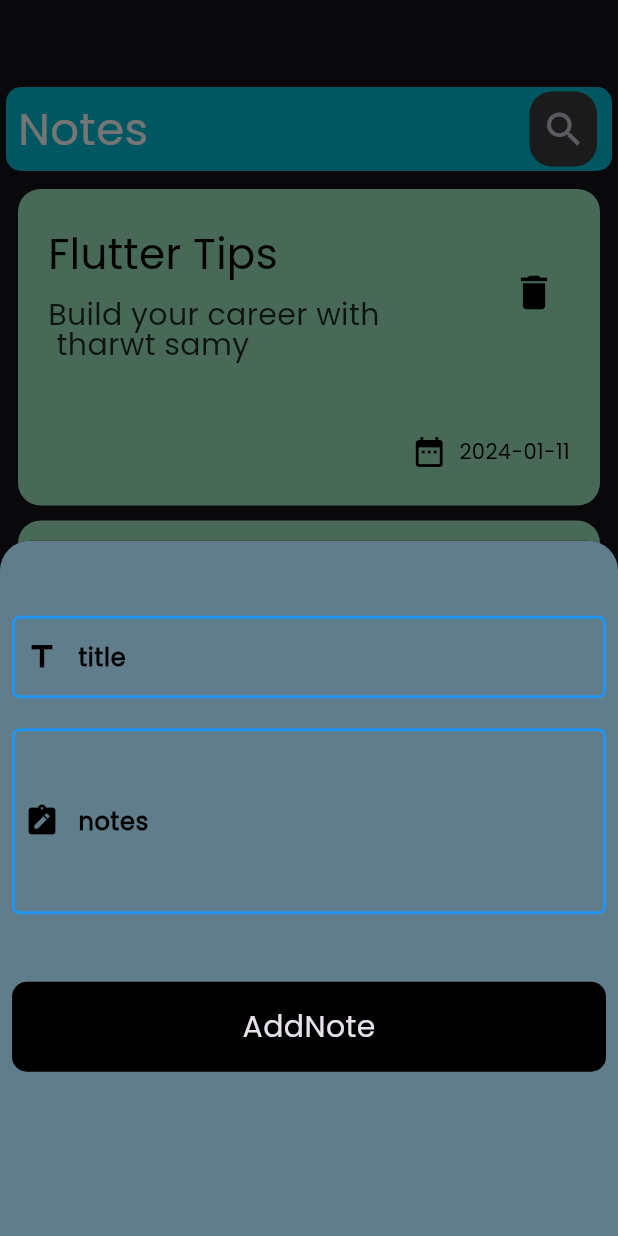
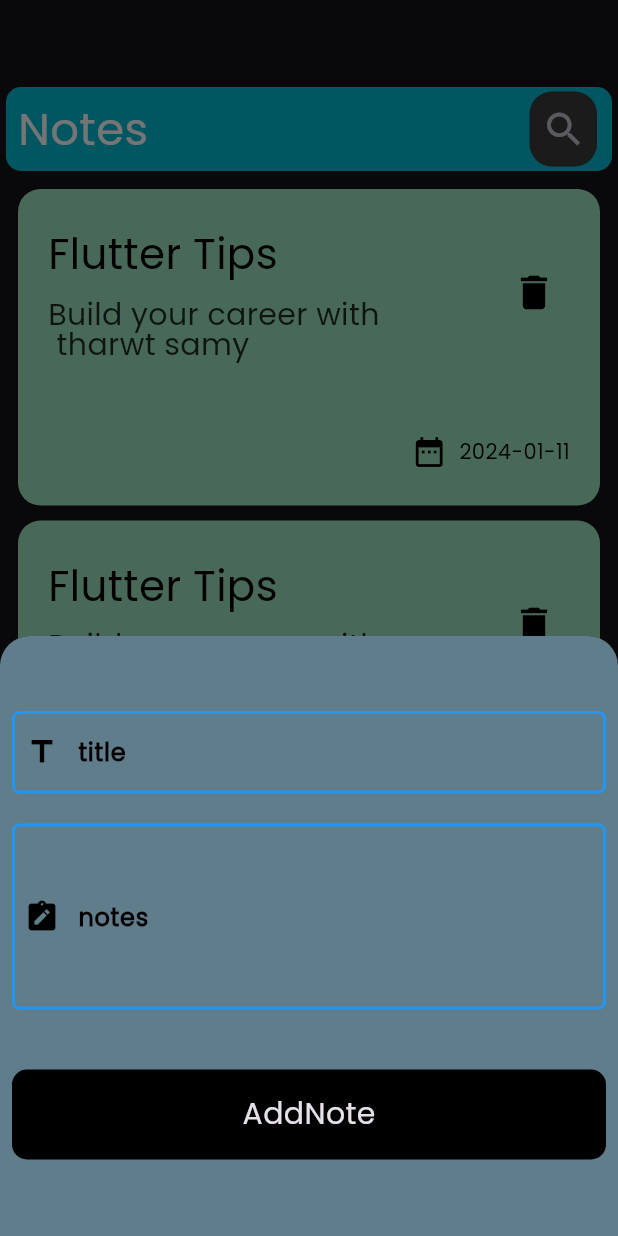
Before and after one commit to abdelrahman1820/notes_app, a Flutter app: the screen it shows after launch, after a tap on the "add" icon, on a phone screen of 412 x 824 dp. Run offline on Flutter 3.47's test engine with Material 3 defaults, Android fonts, the phone set to English and light mode, and no system bars; drawn by our look-alikes of modal_progress_hud_nsn; our stand-ins replace flutter_bloc, hive, hive_flutter; accounts and stored records are empty.

Commit message:
create notes state

```diff
--- a/lib/views/notes_page.dart
+++ b/lib/views/notes_page.dart
@@ -19,21 +19,28 @@ class _NotesPageState extends State<NotesPage> {
   @override
   Widget build(BuildContext context) {
     return Scaffold(
+        // resizeToAvoidBottomInset:false,
         floatingActionButton: FloatingActionButton(
           onPressed: () {
             showModalBottomSheet(
+              isScrollControlled: true,
               shape: const RoundedRectangleBorder(
                   borderRadius: BorderRadius.only(
                       topLeft: Radius.circular(20),
                       topRight: Radius.circular(20))),
               context: context,
               builder: (BuildContext context) {
-                return ListView(children: [ContentOfBootomSheet()],);
+                return Padding(
+                  padding:  EdgeInsets.only(bottom: MediaQuery.of(context).viewInsets.bottom),
+                  child: const SingleChildScrollView(
+                    child: ContentOfBootomSheet(),
+                  ),
+                );
               },
             );
           },
-          child: Icon(Icons.add),
+          child: const Icon(Icons.add),
         ),
-        body: NotesBody());
+        body: const NotesBody());
   }
 }
--- a/lib/widgets/content_ofbottom_sheet.dart
+++ b/lib/widgets/content_ofbottom_sheet.dart
@@ -61,7 +61,7 @@ class _ContentOfBootomSheetState extends State<ContentOfBootomSheet> {
           },
           builder: (context, state) {
             return SizedBox(
-              height: 600,
+              height: 400,
               child: ModalProgressHUD(
                 inAsyncCall: state is AddNoteLoading ? true : false,
                 child: Container(
@@ -76,7 +76,9 @@ class _ContentOfBootomSheetState extends State<ContentOfBootomSheet> {
                   height: 600,
                   child: Center(
                     child: Padding(
-                      padding: const EdgeInsets.only(top: 40),
+                      padding: EdgeInsets.only(
+                        top: 40,
+                      ),
                       child: Column(
                         children: [
                           EditInPutText(
@@ -111,10 +113,11 @@ class _ContentOfBootomSheetState extends State<ContentOfBootomSheet> {
                             mylabel: "notes",
                             input: TextInputType.text,
                           ),
-                          const SizedBox(
-                            height: 45,
+                          Padding(
+                            padding: EdgeInsets.only(
+                              top: 40.0,
                             ),
-                          CustomAddButtomButton(
+                            child: CustomAddButtomButton(
                               ontap: () {
                                 if (titleController.text.isEmpty ||
                                     noteController.text.isEmpty) {
@@ -145,7 +148,8 @@ class _ContentOfBootomSheetState extends State<ContentOfBootomSheet> {
                                               decoration: BoxDecoration(
                                                   color: Colors.black,
                                                   borderRadius:
-                                                    BorderRadius.circular(10)),
+                                                      BorderRadius.circular(
+                                                          10)),
                                               child: const Center(
                                                 child: Text('OK'),
                                               ),
@@ -167,6 +171,7 @@ class _ContentOfBootomSheetState extends State<ContentOfBootomSheet> {
                                       "titles is ${titleController.text} and sub title is ${noteController.text} form textcontroler");
                                 }
                               },
+                            ),
                           )
                         ],
                       ),
--- a/lib/widgets/custom_add_botton.dart
+++ b/lib/widgets/custom_add_botton.dart
@@ -1,7 +1,7 @@
 import 'package:flutter/material.dart';
 
 class CustomAddButtomButton extends StatelessWidget {
-   CustomAddButtomButton({
+  CustomAddButtomButton({
     required this.ontap,
     super.key,
   });
@@ -11,11 +11,11 @@ class CustomAddButtomButton extends StatelessWidget {
   Widget build(BuildContext context) {
     return Padding(
       padding: const EdgeInsets.only(
-        left: 8.0,
+        left: 8,
         right: 8,
       ),
       child: GestureDetector(
-        onTap:ontap ,
+        onTap: ontap,
         child: Container(
           decoration: BoxDecoration(
             color: Colors.black,
--- a/lib/widgets/edit_note_view_body.dart
+++ b/lib/widgets/edit_note_view_body.dart
@@ -40,8 +40,8 @@ class _EditNoteViewBodyState extends State<EditNoteViewBody> {
         body: SingleChildScrollView(
           child: Column(
             children: [
-              Padding(
-                padding: const EdgeInsets.only(top: 50.0),
+              const Padding(
+                padding: EdgeInsets.only(top: 50.0),
                 child: CustomAppBar(text: "Editnotes", icon: Icons.done),
               ),
               EditInPutText(
```
Also changed, not shown: lib/cubits/notes_cubit/notes_cubit.dart (added, +17 -0 lines), lib/cubits/notes_cubit/notes_state.dart (added, +17 -0 lines). Lines whose indentation alone changed are shown as unchanged.
